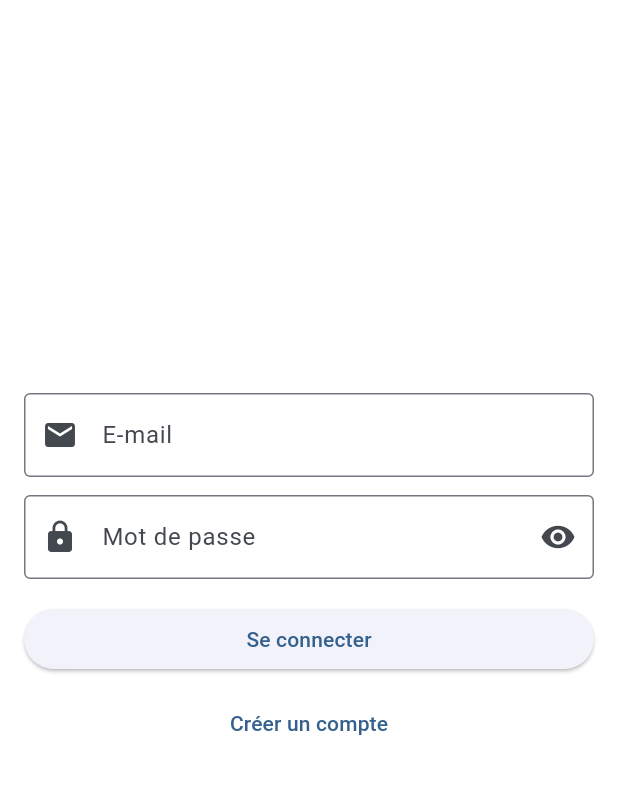
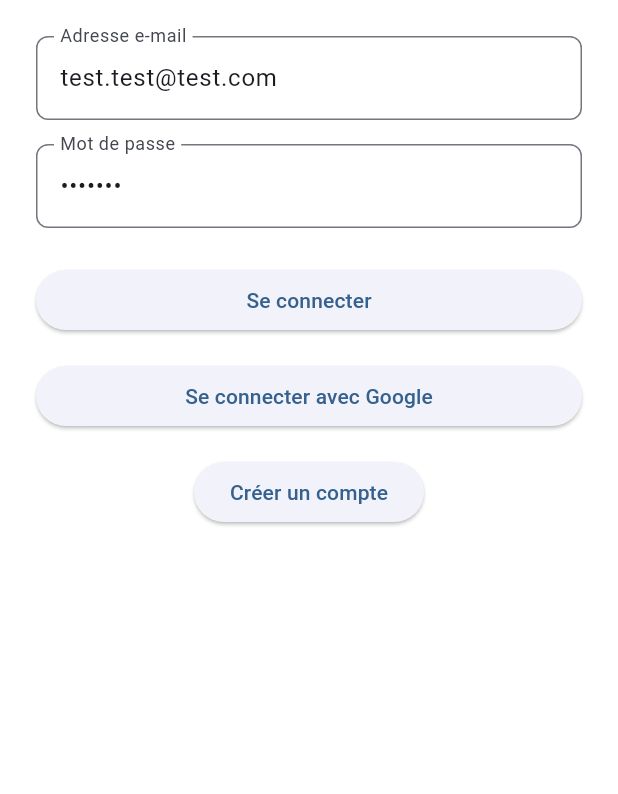
Before and after one commit to vepohs/volleyapp, a Flutter app: the screen it shows after launch, on a phone screen of 412 x 824 dp, the part 84-878 px from its top. Run offline on Flutter 3.47's test engine with Material 3 defaults, Android fonts, the phone set to English and light mode, and no system bars; our stand-ins replace cloud_firestore, dartz, firebase_auth, firebase_core, flutter_bloc, get_it and 2 more; accounts and stored records are empty.

Commit message:
Test sign in with google fck le web (et pierre)

```diff
--- /dev/null
+++ b/lib/features/auth/presentation/blocs/sign_in_form_bloc/sign_in_form_bloc.dart
@@ -0,0 +1,86 @@
+import 'package:dartz/dartz.dart';
+import 'package:flutter_bloc/flutter_bloc.dart';
+import 'package:volleyapp/core/errors/failure.dart';
+import 'package:volleyapp/features/auth/domain/entitites/auth_user.dart';
+import 'package:volleyapp/features/auth/domain/use_cases/sign_in_with_email/sign_in_with_email_params.dart';
+import 'package:volleyapp/features/auth/domain/use_cases/sign_in_with_email/sign_in_with_email_use_case.dart';
+import 'package:volleyapp/features/auth/domain/use_cases/sign_in_with_google/sign_in_with_google.dart';
+import 'package:volleyapp/features/auth/presentation/blocs/sign_in_form_bloc/sign_in_form_event.dart';
+import 'package:volleyapp/features/auth/presentation/blocs/sign_in_form_bloc/sign_in_form_state.dart';
+
+class SignInFormBloc extends Bloc<SignInFormEvent, SignInFormState>{
+
+  final SignInWithEmailUseCase _signInWithEmailUseCase;
+  final SignInWithGoogleUseCase _signInWithGoogleUseCase;
+
+  SignInFormBloc(
+      {required SignInWithEmailUseCase signInWithEmailUseCase, required signInWithGoogleUseCase}) :
+        _signInWithEmailUseCase = signInWithEmailUseCase,
+        _signInWithGoogleUseCase = signInWithGoogleUseCase,
+        super(SignInFormState.initial())
+  {
+    on<EmailChanged>(_onEmailChanged);
+    on<PasswordChanged>(_onPasswordChanged);
+    on<DefaultSignInSubmitted>(_onDefaultSignInSubmitted);
+    on<GoogleSignInSubmitted>(_onGoogleSignInSubmitted);
+  }
+
+  void _onEmailChanged(EmailChanged event, Emitter<SignInFormState> emit){
+    final email = event.email.trim();
+
+    emit(state.copyWith(
+        email: email,
+        emailError: email.isEmpty ? "Peut pas vide" : null
+    ));
+  }
+
+  void _onPasswordChanged(PasswordChanged event, Emitter<SignInFormState> emit) {
+    final password = event.password.trim();
+
+    emit(state.copyWith(
+        password: password,
+        passwordError: password.isEmpty ? "Peut pas etre vide" : null
+    ));
+  }
+
+  Future<void> _onDefaultSignInSubmitted (DefaultSignInSubmitted event, Emitter<SignInFormState> emit) async {
+
+    if (state.emailError != null || state.passwordError != null) return;
+
+    emit(state.copyWith(isSubmitting: true, submitError: null));
+
+    final Either<Failure,AuthUser> result = await _signInWithEmailUseCase(SignInWithEmailParams(email: state.email, password: state.password));
+
+    result.fold(
+          (failure) => emit(state.copyWith(
+        isSubmitting: false,
+        isSuccess: false,
+        submitError: failure.message,
+      )),
+          (user) => emit(state.copyWith(
+        isSubmitting: false,
+        isSuccess: true,
+      )),
+    );
+  }
+
+  Future<void> _onGoogleSignInSubmitted (GoogleSignInSubmitted event, Emitter<SignInFormState>emit) async {
+
+    emit(state.copyWith(isSubmitting: true, submitError: null));
+
+    final Either<Failure,AuthUser> result = await _signInWithGoogleUseCase();
+
+    result.fold(
+          (failure) => emit(state.copyWith(
+        isSubmitting: false,
+        isSuccess: false,
+        submitError: failure.message,
+      )),
+          (user) => emit(state.copyWith(
+        isSubmitting: false,
+        isSuccess: true,
+      )),
+    );
+  }
+
+}
--- /dev/null
+++ b/lib/features/auth/presentation/blocs/sign_in_form_bloc/sign_in_form_event.dart
@@ -0,0 +1,15 @@
+abstract class SignInFormEvent{}
+
+class EmailChanged extends SignInFormEvent{
+  final String email;
+  EmailChanged({required this.email});
+}
+
+class PasswordChanged extends SignInFormEvent{
+  final String password;
+  PasswordChanged({required this.password});
+}
+
+class DefaultSignInSubmitted extends SignInFormEvent{}
+
+class GoogleSignInSubmitted extends SignInFormEvent{}
--- /dev/null
+++ b/lib/features/auth/presentation/blocs/sign_in_form_bloc/sign_in_form_state.dart
@@ -0,0 +1,62 @@
+import 'package:volleyapp/core/form/states/email_state.dart';
+import 'package:volleyapp/core/form/states/password_state.dart';
+
+class SignInFormState implements PasswordState, EmailState {
+
+  @override
+  final String email;
+  @override
+  final String? emailError;
+
+  @override
+  final String password;
+  @override
+  final String? passwordError;
+
+  @override
+  final bool isSubmitting;
+
+  final bool? isSuccess;
+  final String? submitError;
+
+  SignInFormState({
+    required this.email,
+    required this.password,
+    this.emailError,
+    this.passwordError,
+    required this.isSubmitting,
+    required this.isSuccess,
+    this.submitError,
+  });
+
+  factory SignInFormState.initial() => SignInFormState(
+  email: 'test.test@test.com',
+  password: 'azertyR',
+  emailError: null,
+  passwordError: null,
+  isSubmitting: false,
+  isSuccess: null,
+  submitError: null,
+  );
+
+  SignInFormState copyWith({
+    String? email,
+    String? password,
+    String? emailError,
+    String? passwordError,
+    bool? isSubmitting,
+    bool? isSuccess,
+    String? submitError,
+  }) {
+    return SignInFormState(
+      email: email ?? this.email,
+      password: password ?? this.password,
+      emailError: emailError,
+      passwordError: passwordError,
+      isSubmitting: isSubmitting ?? this.isSubmitting,
+      isSuccess: isSuccess ?? this.isSuccess,
+      submitError: submitError,
+    );
+  }
+
+}
--- a/lib/features/auth/presentation/pages/sign_in_page.dart
+++ b/lib/features/auth/presentation/pages/sign_in_page.dart
@@ -1,130 +1,109 @@
+
 import 'package:flutter/material.dart';
-import 'package:firebase_auth/firebase_auth.dart';
-import 'package:go_router/go_router.dart'; // <-- ajout
+import 'package:flutter_bloc/flutter_bloc.dart';
+import 'package:go_router/go_router.dart';
+import 'package:volleyapp/app/di/service_locator.dart';
+import 'package:volleyapp/features/auth/domain/use_cases/sign_in_with_email/sign_in_with_email_use_case.dart';
+import 'package:volleyapp/features/auth/domain/use_cases/sign_in_with_google/sign_in_with_google.dart';
+import 'package:volleyapp/features/auth/presentation/blocs/sign_in_form_bloc/sign_in_form_bloc.dart';
+import 'package:volleyapp/features/auth/presentation/blocs/sign_in_form_bloc/sign_in_form_event.dart';
+import 'package:volleyapp/features/auth/presentation/blocs/sign_in_form_bloc/sign_in_form_state.dart';
+import 'package:volleyapp/shared/ui/widgets/email_field.dart';
+import 'package:volleyapp/shared/ui/widgets/password_field.dart';
 
-class SignInPage extends StatefulWidget {
+class SignInPage extends StatelessWidget {
   const SignInPage({super.key});
 
   @override
-  State<SignInPage> createState() => _SignInPageState();
-}
-
-class _SignInPageState extends State<SignInPage> {
-  final _formKey = GlobalKey<FormState>();
-  final _emailCtrl = TextEditingController();
-  final _pwdCtrl = TextEditingController();
-  bool _obscure = true;
-  bool _loading = false;
-
-  @override
-  void dispose() {
-    _emailCtrl.dispose();
-    _pwdCtrl.dispose();
-    super.dispose();
-  }
-
-  Future<void> _signIn() async {
-    if (!_formKey.currentState!.validate()) return;
-
-    setState(() => _loading = true);
-    try {
-      await FirebaseAuth.instance.signInWithEmailAndPassword(
-        email: _emailCtrl.text.trim(),
-        password: _pwdCtrl.text,
+  Widget build(BuildContext context) {
+    return BlocProvider(
+      create: (_) => SignInFormBloc(
+        signInWithEmailUseCase: locator<SignInWithEmailUseCase>(),
+        signInWithGoogleUseCase: locator<SignInWithGoogleUseCase>(),
+      ),
+      child: const _SignInView(),
     );
-      // Pas de navigation ici : le stream Firebase déclenche ta redirection.
-    } on FirebaseAuthException catch (e) {
-      final msg = switch (e.code) {
-        'user-not-found' => "Aucun utilisateur trouvé avec cet e-mail.",
-        'wrong-password' => "Mot de passe incorrect.",
-        'invalid-email'  => "E-mail invalide.",
-        'user-disabled'  => "Ce compte est désactivé.",
-        'too-many-requests' => "Trop de tentatives. Réessaie plus tard.",
-        _ => "Connexion impossible : ${e.message ?? e.code}",
-      };
-      if (mounted) {
-        ScaffoldMessenger.of(context).showSnackBar(SnackBar(content: Text(msg)));
-      }
-    } catch (e) {
-      if (mounted) {
-        ScaffoldMessenger.of(context).showSnackBar(
-          SnackBar(content: Text("Erreur inattendue : $e")),
-        );
-      }
-    } finally {
-      if (mounted) setState(() => _loading = false);
   }
 }
 
+class _SignInView extends StatelessWidget {
+  const _SignInView();
+
   @override
   Widget build(BuildContext context) {
-    return Scaffold(
-      appBar: AppBar(title: const Text('Connexion')),
-      body: Center(
-        child: ConstrainedBox(
-          constraints: const BoxConstraints(maxWidth: 420),
-          child: Padding(
-            padding: const EdgeInsets.all(16),
-            child: Form(
-              key: _formKey,
-              child: AutofillGroup(
+    return BlocListener<SignInFormBloc, SignInFormState>(
+      listenWhen: (prev, curr) =>
+      prev.isSuccess != curr.isSuccess || prev.submitError != curr.submitError,
+      listener: (context, state) {
+        if (state.isSuccess == true) {
+          context.go('/home');
+        } else if (state.submitError != null) {
+          ScaffoldMessenger.of(context).showSnackBar(
+            SnackBar(content: Text(state.submitError!)),
+          );
+        }
+      },
+      child: Scaffold(
+        appBar: AppBar(title: const Text("Connexion")),
+        body: Padding(
+          padding: const EdgeInsets.all(24.0),
           child: Column(
-                  mainAxisSize: MainAxisSize.min,
             children: [
-                    TextFormField(
-                      controller: _emailCtrl,
-                      decoration: const InputDecoration(
-                        labelText: 'E-mail',
-                        prefixIcon: Icon(Icons.email),
-                        border: OutlineInputBorder(),
-                      ),
-                      autofillHints: const [AutofillHints.username, AutofillHints.email],
-                      keyboardType: TextInputType.emailAddress,
-                      textInputAction: TextInputAction.next,
-                      validator: (v) {
-                        if (v == null || v.trim().isEmpty) return 'Entre ton e-mail';
-                        if (!v.contains('@')) return 'E-mail invalide';
-                        return null;
-                      },
-                    ),
-                    const SizedBox(height: 12),
-                    TextFormField(
-                      controller: _pwdCtrl,
-                      decoration: InputDecoration(
-                        labelText: 'Mot de passe',
-                        prefixIcon: const Icon(Icons.lock),
-                        border: const OutlineInputBorder(),
-                        suffixIcon: IconButton(
-                          onPressed: () => setState(() => _obscure = !_obscure),
-                          icon: Icon(_obscure ? Icons.visibility : Icons.visibility_off),
-                        ),
-                      ),
-                      autofillHints: const [AutofillHints.password],
-                      obscureText: _obscure,
-                      onFieldSubmitted: (_) => _signIn(),
-                      validator: (v) {
-                        if (v == null || v.isEmpty) return 'Entre ton mot de passe';
-                        if (v.length < 6) return 'Au moins 6 caractères';
-                        return null;
+              EmailField<SignInFormBloc, SignInFormState>(
+                onChanged: (value) {
+                  context.read<SignInFormBloc>().add(EmailChanged(email: value));
                 },
               ),
               const SizedBox(height: 16),
+              PasswordField<SignInFormBloc, SignInFormState>(
+                onChanged: (value) {
+                  context.read<SignInFormBloc>().add(PasswordChanged(password: value));
+                },
+              ),
+              const SizedBox(height: 24),
+
+              // Bouton Connexion simple
+              BlocBuilder<SignInFormBloc, SignInFormState>(
+                buildWhen: (prev, curr) =>
+                prev.isSubmitting != curr.isSubmitting,
+                builder: (context, state) {
+                  return SizedBox(
+                    width: double.infinity,
+                    child: ElevatedButton(
+                      onPressed: state.isSubmitting
+                          ? null
+                          : () {
+                        context.read<SignInFormBloc>().add(DefaultSignInSubmitted());
+                      },
+                      child: state.isSubmitting
+                          ? const SizedBox(
+                        width: 20,
+                        height: 20,
+                        child: CircularProgressIndicator(strokeWidth: 2),
+                      )
+                          : const Text("Se connecter"),
+                    ),
+                  );
+                },
+              ),
+
+              const SizedBox(height: 16),
+
+              // Bouton Google simple
               SizedBox(
                 width: double.infinity,
                 child: ElevatedButton(
-                        onPressed: _loading ? null : _signIn,
-                        child: _loading
-                            ? const SizedBox(
-                          height: 20,
-                          width: 20,
-                          child: CircularProgressIndicator(strokeWidth: 2),
-                        )
-                            : const Text('Se connecter'),
+                  onPressed: () {
+                    context.read<SignInFormBloc>().add(GoogleSignInSubmitted());
+                  },
+                  child: const Text("Se connecter avec Google"),
                 ),
               ),
-                    const SizedBox(height: 8),
-                    // --------- Bouton d'inscription (go_router) ---------
-                    TextButton(
+
+              const SizedBox(height: 16),
+
+              // Bouton pour aller à SignUp
+              ElevatedButton(
                 onPressed: () => context.go('/sign_up'),
                 child: const Text("Créer un compte"),
               ),
@@ -132,9 +111,6 @@ class _SignInPageState extends State<SignInPage> {
           ),
         ),
       ),
-          ),
-        ),
-      ),
     );
   }
 }
--- a/lib/features/auth/presentation/pages/sign_up_page.dart
+++ b/lib/features/auth/presentation/pages/sign_up_page.dart
@@ -42,7 +42,7 @@ class _SignUpView extends StatelessWidget {
         }
       },
       child: Scaffold(
-        appBar: AppBar(title: const Text("Connexion")),
+        appBar: AppBar(title: const Text("Inscription")),
         body: Padding(
           padding: const EdgeInsets.all(24.0),
           child: Column(
```
Also changed, not shown: lib/app/di/service_locator.dart (+5 -3 lines). Lines whose indentation alone changed are shown as unchanged.
